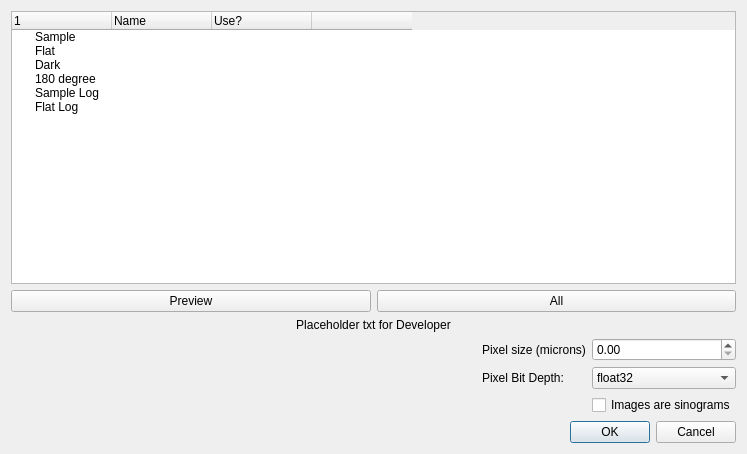
This is mantidimaging/gui/ui/load_dialog.ui in mantidproject/mantidimaging as Qt 5 draws it before an edit. The edited form follows.
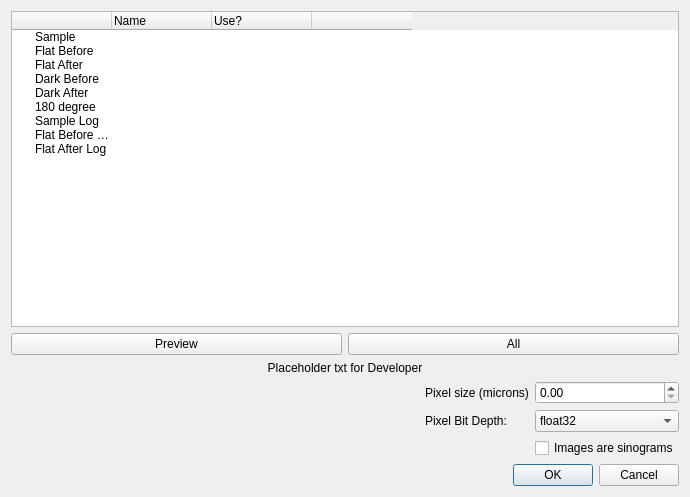
This is the edited form.

Diff of the .ui file:
```diff
--- a/mantidimaging/gui/ui/load_dialog.ui
+++ b/mantidimaging/gui/ui/load_dialog.ui
@@ -6,8 +6,8 @@
    <rect>
     <x>0</x>
     <y>0</y>
-    <width>747</width>
-    <height>454</height>
+    <width>690</width>
+    <height>497</height>
    </rect>
   </property>
   <property name="windowTitle">
@@ -30,7 +30,7 @@
      </attribute>
      <column>
       <property name="text">
-       <string/>
+       <string> </string>
       </property>
      </column>
      <column>
@@ -64,7 +64,7 @@
      </item>
      <item>
       <property name="text">
-       <string>Flat</string>
+       <string>Flat Before</string>
       </property>
       <property name="text">
        <string/>
@@ -78,8 +78,13 @@
      </item>
      <item>
       <property name="text">
-       <string>Dark</string>
+       <string>Flat After</string>
       </property>
+     </item>
+     <item>
+      <property name="text">
+       <string>Dark Before</string>
+      </property>
       <property name="text">
        <string/>
       </property>
@@ -90,6 +95,11 @@
        <string/>
       </property>
      </item>
+     <item>
+      <property name="text">
+       <string>Dark After</string>
+      </property>
+     </item>
      <item>
       <property name="text">
        <string>180 degree</string>
@@ -120,7 +130,7 @@
      </item>
      <item>
       <property name="text">
-       <string>Flat Log</string>
+       <string>Flat Before Log</string>
       </property>
       <property name="text">
        <string/>
@@ -132,6 +142,11 @@
        <string/>
       </property>
      </item>
+     <item>
+      <property name="text">
+       <string>Flat After Log</string>
+      </property>
+     </item>
     </widget>
    </item>
    <item>
```
